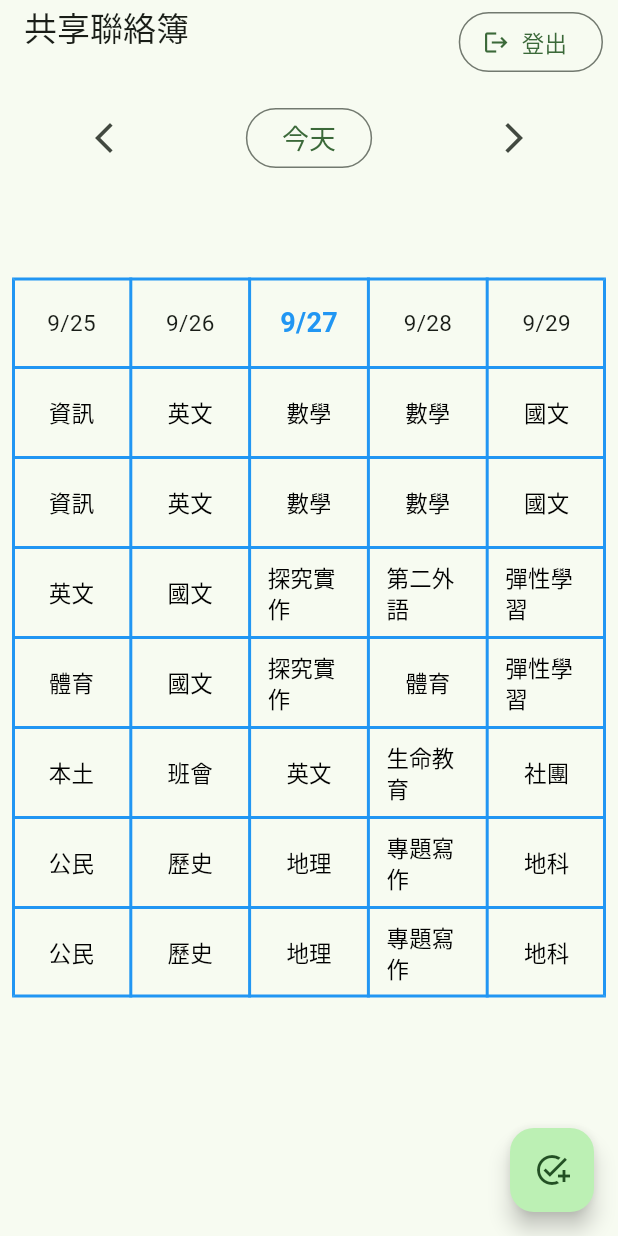
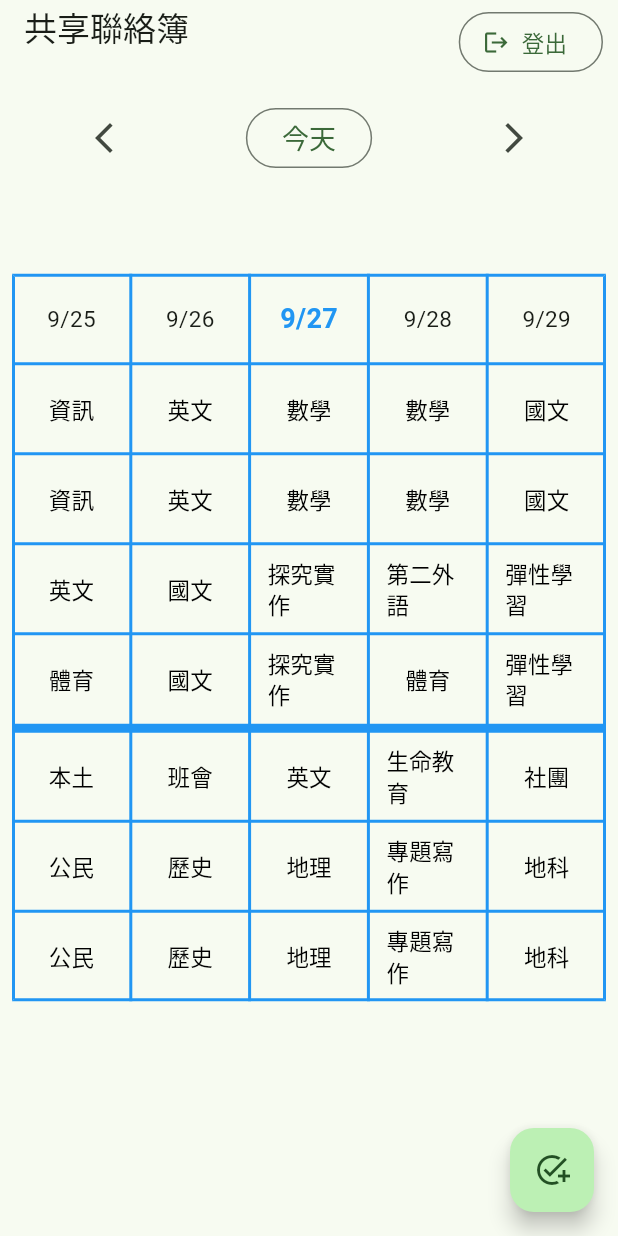
Before and after one commit to ycy-0510/class_todo_tfg, a Flutter app: the screen it shows once a user with an empty profile is signed in, on a phone screen of 412 x 824 dp. Run offline on Flutter 3.47's test engine with Material 2 defaults, Android fonts, the light colour scheme and no system bars; our stand-ins replace cloud_firestore, connectivity_plus, firebase_auth, firebase_core, flutter_native_splash, flutter_riverpod and 2 more; missing offline and left inert: dart:html, pwa_install; accounts and stored records are empty; statements that could not run were skipped.

Commit message:
add lunch-time line

```diff
--- a/lib/page/home_page.dart
+++ b/lib/page/home_page.dart
@@ -139,9 +139,23 @@ class HomeBody extends ConsumerWidget {
                               }),
                           ]),
                           for (int l = 0; l < 7; l++)
-                            TableRow(children: [
+                            TableRow(
+                                decoration: l == 3
+                                    ? const BoxDecoration(
+                                        border: Border(
+                                        bottom: BorderSide(
+                                            width: 5,
+                                            color: Colors.blue,
+                                            strokeAlign:
+                                                BorderSide.strokeAlignInside),
+                                      ))
+                                    : null,
+                                children: [
                                   for (int d = 0; d < 5; d++)
                                     Container(
+                                      margin: l == 3
+                                          ? const EdgeInsets.only(bottom: 5)
+                                          : null,
                                       color: classColor(
                                           d + 1, l, tasks, Theme.of(context)),
                                       height: 60,
@@ -160,7 +174,8 @@ class HomeBody extends ConsumerWidget {
                                           lesson[d * 7 + l],
                                           style: TextStyle(
                                             fontSize: 15,
-                                        color: Theme.of(context).brightness ==
+                                            color:
+                                                Theme.of(context).brightness ==
                                                         Brightness.light
                                                     ? Colors.black
                                                     : Colors.white,
@@ -227,7 +242,7 @@ class HomeBody extends ConsumerWidget {
                                 '四',
                                 '五',
                                 '六'
-                              ][tasks[idx].date.weekday%7]}'),
+                              ][tasks[idx].date.weekday % 7]}'),
                             ),
                           );
                         } else {
```
Lines whose indentation alone changed are shown as unchanged.
